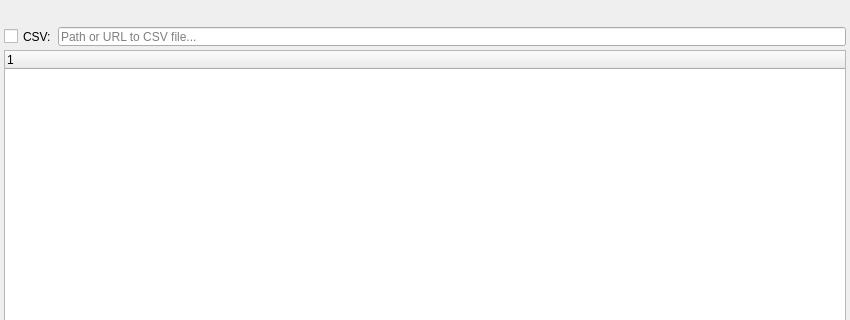
Qt form mayatk/anim_utils/shots/shot_manifest/shot_manifest.ui (m3trik/mayatk) before a commit; both pictures show x 0 to 850 and y 0 to 320 of the 850 by 500 pixel window.
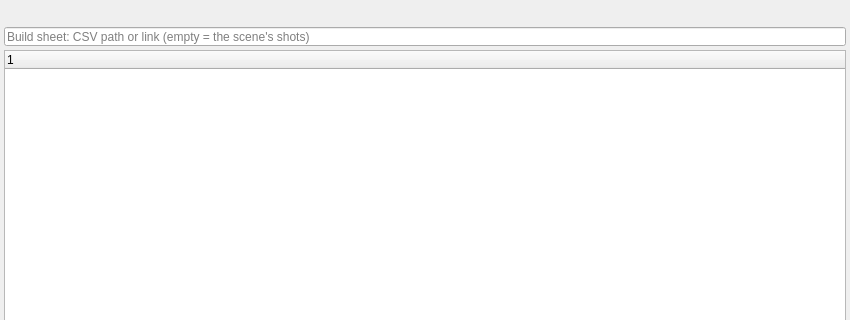
The same form after that commit. Custom widgets are drawn as their Qt base class.

Commit message: Render Effects recipes, manifest reconciliation, reflection probes, exact FBX takes, Plugins door

```diff
--- a/mayatk/anim_utils/shots/shot_manifest/shot_manifest.ui
+++ b/mayatk/anim_utils/shots/shot_manifest/shot_manifest.ui
@@ -57,25 +57,6 @@
       <property name="spacing">
        <number>1</number>
       </property>
-      <item>
-       <widget class="QCheckBox" name="chk_csv">
-        <property name="minimumSize">
-         <size>
-          <width>0</width>
-          <height>19</height>
-         </size>
-        </property>
-        <property name="maximumSize">
-         <size>
-          <width>16777215</width>
-          <height>19</height>
-         </size>
-        </property>
-        <property name="text">
-         <string>CSV:</string>
-        </property>
-       </widget>
-      </item>
       <item>
        <widget class="LineEdit" name="txt_csv_path">
         <property name="sizePolicy">
@@ -100,7 +81,7 @@
          <bool>true</bool>
         </property>
         <property name="placeholderText">
-         <string>Path or URL to CSV file...</string>
+         <string>Build sheet: CSV path or link (empty = the scene's shots)</string>
         </property>
        </widget>
       </item>
```
The commit also changes 157 other files.
